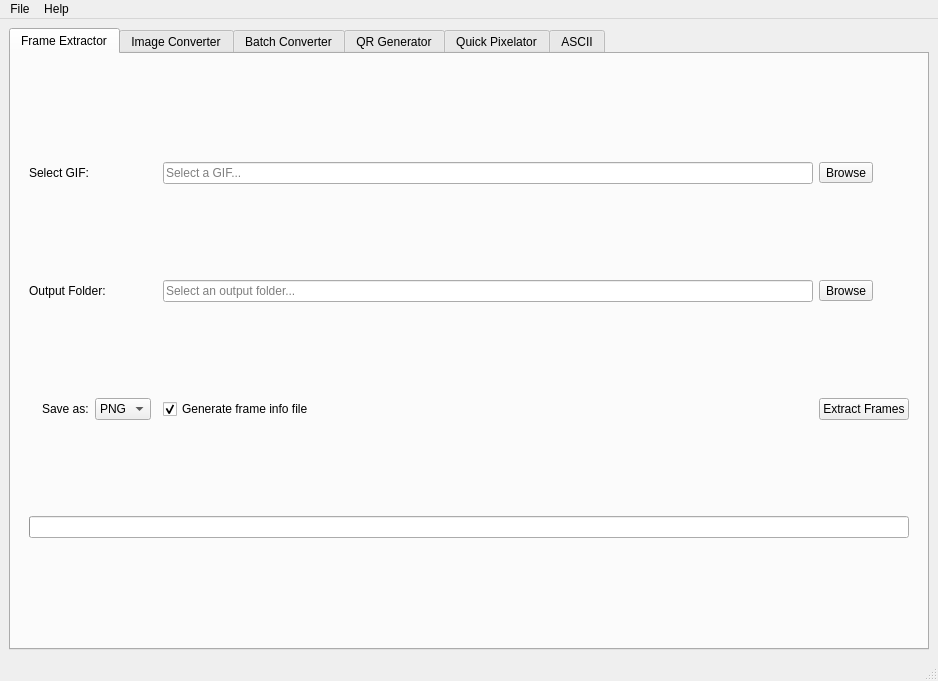
Old version of the form src/ui/form.ui in the repository LyAhn/ImageNexus.
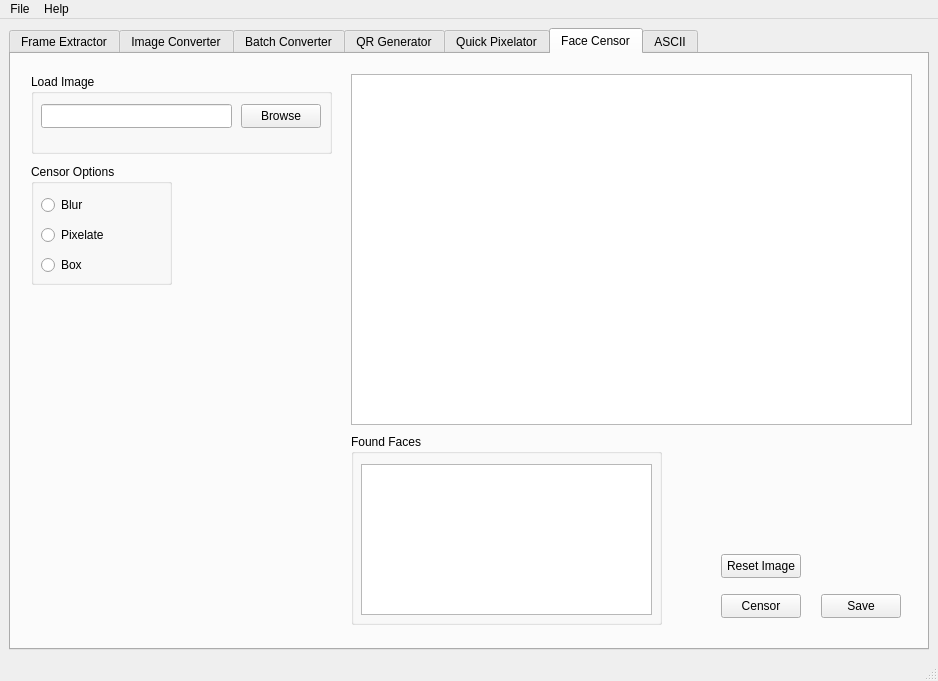
New version of the form. The open tabs and pages were chosen to show the change. Icons and pictures are not drawn.

Commit message:
feat ✨: Add face detection and censoring features
Initial face detection commit:
- Updated ignored files configuration to include additional user files.
- Added the MIT License for the Face Detection Model.
- Added information about third-party licenses used in the project.
- Added face detection model
- Implemented face censoring with blur, pixelation, and black box features.

Diff of the .ui file:
```diff
--- a/src/ui/form.ui
+++ b/src/ui/form.ui
@@ -1012,6 +1012,206 @@
         </item>
        </layout>
       </widget>
+      <widget class="QWidget" name="faceCensor">
+       <attribute name="title">
+        <string>Face Censor</string>
+       </attribute>
+       <widget class="QWidget" name="fcOutputWidget" native="true">
+        <property name="geometry">
+         <rect>
+          <x>330</x>
+          <y>10</y>
+          <width>581</width>
+          <height>571</height>
+         </rect>
+        </property>
+        <widget class="QGraphicsView" name="fcImageView">
+         <property name="geometry">
+          <rect>
+           <x>10</x>
+           <y>10</y>
+           <width>561</width>
+           <height>351</height>
+          </rect>
+         </property>
+        </widget>
+        <widget class="QPushButton" name="fcCensorBtn">
+         <property name="geometry">
+          <rect>
+           <x>380</x>
+           <y>530</y>
+           <width>80</width>
+           <height>24</height>
+          </rect>
+         </property>
+         <property name="text">
+          <string>Censor</string>
+         </property>
+        </widget>
+        <widget class="QPushButton" name="fcSaveBtn">
+         <property name="geometry">
+          <rect>
+           <x>480</x>
+           <y>530</y>
+           <width>80</width>
+           <height>24</height>
+          </rect>
+         </property>
+         <property name="text">
+          <string>Save</string>
+         </property>
+        </widget>
+        <widget class="QGroupBox" name="fcFoundFacesGroup">
+         <property name="geometry">
+          <rect>
+           <x>10</x>
+           <y>370</y>
+           <width>311</width>
+           <height>191</height>
+          </rect>
+         </property>
+         <property name="title">
+          <string>Found Faces</string>
+         </property>
+         <widget class="QListWidget" name="fcFaceList">
+          <property name="geometry">
+           <rect>
+            <x>10</x>
+            <y>30</y>
+            <width>291</width>
+            <height>151</height>
+           </rect>
+          </property>
+          <property name="alternatingRowColors">
+           <bool>true</bool>
+          </property>
+          <property name="selectionMode">
+           <enum>QAbstractItemView::SelectionMode::MultiSelection</enum>
+          </property>
+         </widget>
+        </widget>
+        <widget class="QPushButton" name="fcResetBtn">
+         <property name="geometry">
+          <rect>
+           <x>380</x>
+           <y>490</y>
+           <width>80</width>
+           <height>24</height>
+          </rect>
+         </property>
+         <property name="text">
+          <string>Reset Image</string>
+         </property>
+        </widget>
+       </widget>
+       <widget class="QWidget" name="fcOptionsWidget" native="true">
+        <property name="geometry">
+         <rect>
+          <x>10</x>
+          <y>10</y>
+          <width>311</width>
+          <height>291</height>
+         </rect>
+        </property>
+        <widget class="QGroupBox" name="fcOptionsGroup">
+         <property name="geometry">
+          <rect>
+           <x>10</x>
+           <y>100</y>
+           <width>141</width>
+           <height>121</height>
+          </rect>
+         </property>
+         <property name="title">
+          <string>Censor Options</string>
+         </property>
+         <widget class="QRadioButton" name="fcBox">
+          <property name="geometry">
+           <rect>
+            <x>10</x>
+            <y>90</y>
+            <width>91</width>
+            <height>22</height>
+           </rect>
+          </property>
+          <property name="text">
+           <string>Box</string>
+          </property>
+         </widget>
+         <widget class="QRadioButton" name="fcBlur">
+          <property name="geometry">
+           <rect>
+            <x>10</x>
+            <y>30</y>
+            <width>91</width>
+            <height>22</height>
+           </rect>
+          </property>
+          <property name="text">
+           <string>Blur</string>
+          </property>
+         </widget>
+         <widget class="QRadioButton" name="fcPixelate">
+          <property name="geometry">
+           <rect>
+            <x>10</x>
+            <y>60</y>
+            <width>91</width>
+            <height>22</height>
+           </rect>
+          </property>
+          <property name="text">
+           <string>Pixelate</string>
+          </property>
+         </widget>
+        </widget>
+        <widget class="QGroupBox" name="fcLoadGroup">
+         <property name="geometry">
+          <rect>
+           <x>10</x>
+           <y>10</y>
+           <width>301</width>
+           <height>80</height>
+          </rect>
+         </property>
+         <property name="title">
+          <string>Load Image</string>
+         </property>
+         <property name="flat">
+          <bool>true</bool>
+         </property>
+         <widget class="QPushButton" name="fcBrowseBtn">
+          <property name="geometry">
+           <rect>
+            <x>210</x>
+            <y>30</y>
+            <width>80</width>
+            <height>24</height>
+           </rect>
+          </property>
+          <property name="text">
+           <string>Browse</string>
+          </property>
+         </widget>
+         <widget class="QLineEdit" name="fcInputImage">
+          <property name="geometry">
+           <rect>
+            <x>10</x>
+            <y>30</y>
+            <width>191</width>
+            <height>24</height>
+           </rect>
+          </property>
+          <property name="frame">
+           <bool>true</bool>
+          </property>
+          <property name="clearButtonEnabled">
+           <bool>true</bool>
+          </property>
+         </widget>
+        </widget>
+       </widget>
+      </widget>
       <widget class="QWidget" name="ascii">
        <attribute name="title">
         <string>ASCII</string>
```
Left out of the diff: 3 changed lines with no effect on the pictures. The commit also changes 9 other files.
